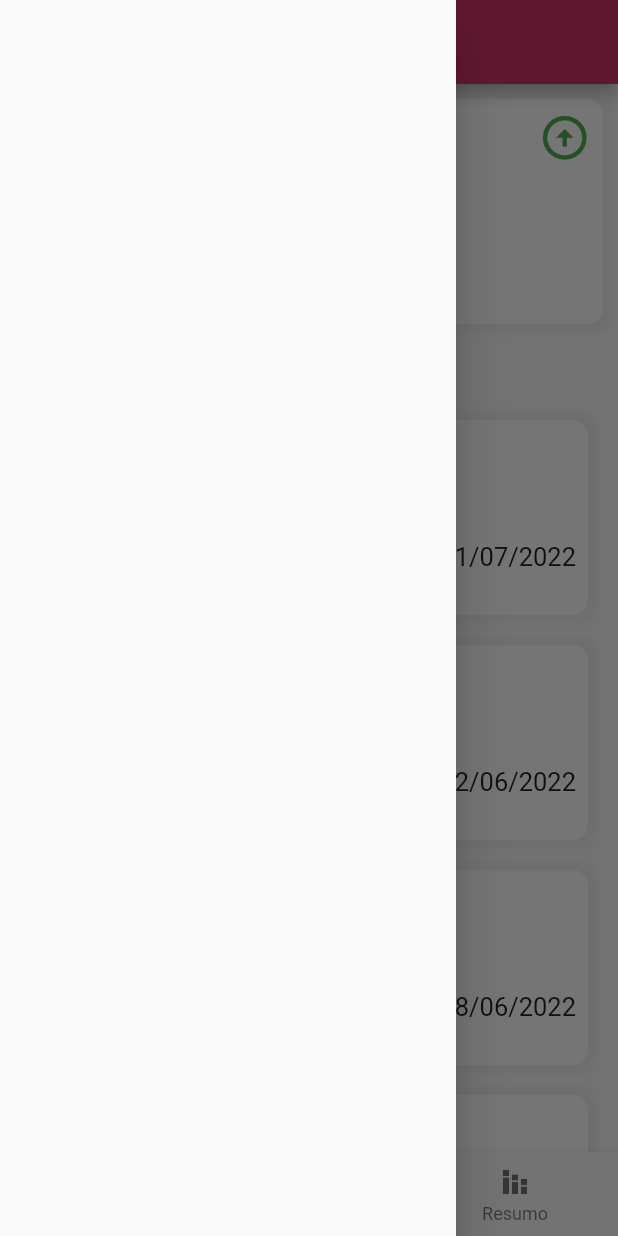
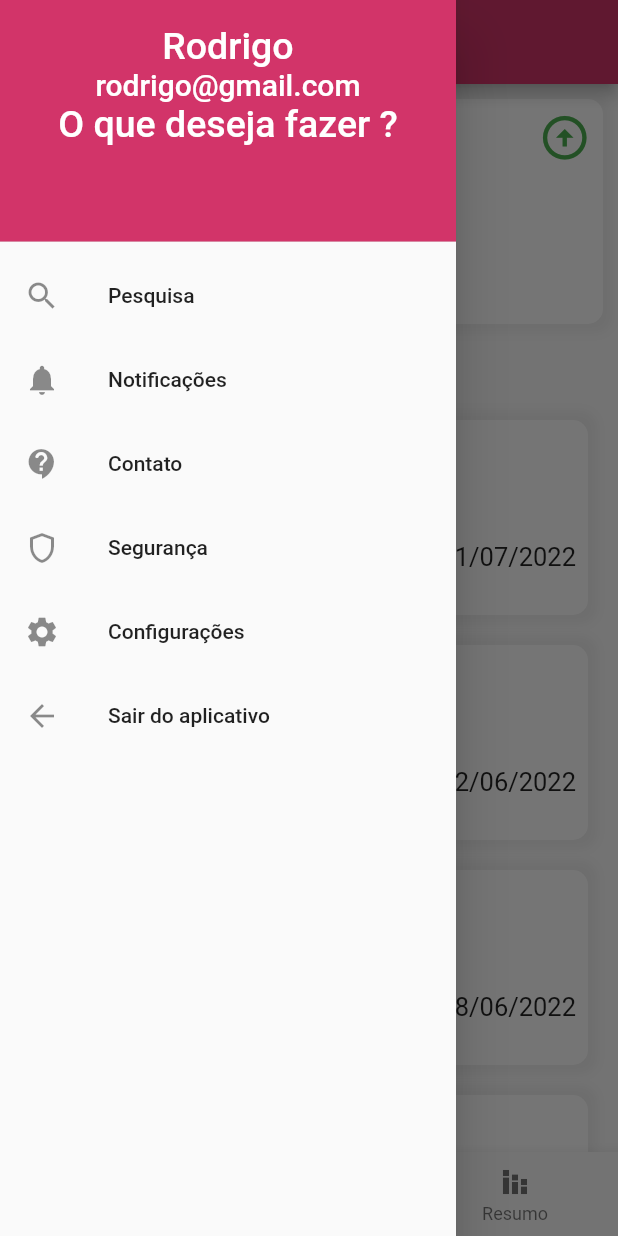
Before and after one commit to LeoAlthoff/warr_finances_app, a Flutter app: the HomePage screen opened directly, with the side drawer open, on a phone screen of 412 x 824 dp. Run offline on Flutter 3.47's test engine with Material 2 defaults, Android fonts, the phone set to English and light mode, and no system bars.

Commit message:
[feat] Updating drawer home

```diff
--- a/lib/presenter/home_page/home_page.dart
+++ b/lib/presenter/home_page/home_page.dart
@@ -1,6 +1,7 @@
 import 'package:flutter/material.dart';
 
 import 'widgets/body_home.dart';
+import 'widgets/drawer_home.dart';
 
 class HomePage extends StatelessWidget {
   const HomePage({Key? key}) : super(key: key);
@@ -13,7 +14,7 @@ class HomePage extends StatelessWidget {
         title: const Text('Olá, Rodrigo'),
         centerTitle: true,
       ),
-      drawer: const Drawer(),
+      drawer: DrawerHome(),
       bottomNavigationBar: BottomNavigationBar(
         items: const [
           BottomNavigationBarItem(
--- /dev/null
+++ b/lib/presenter/home_page/widgets/drawer_home.dart
@@ -0,0 +1,75 @@
+import 'package:flutter/material.dart';
+
+class DrawerHome extends StatelessWidget {
+  const DrawerHome({
+    Key? key,
+  }) : super(key: key);
+
+  @override
+  Widget build(BuildContext context) {
+    return Drawer(
+      child: ListView(
+        padding: EdgeInsets.zero,
+        children: [
+          DrawerHeader(
+            decoration: BoxDecoration(
+              color: Color.fromARGB(255, 210, 52, 105),
+            ),
+            child: Column(
+              children: [
+                Text(
+                  'Rodrigo',
+                  textAlign: TextAlign.center,
+                  style: TextStyle(
+                    fontSize: 25,
+                    color: Colors.white,
+                  ),
+                  ),
+                Text(
+                  'rodrigo@gmail.com',
+                  textAlign: TextAlign.justify,
+                  style: TextStyle(
+                    fontSize: 20,
+                    color: Colors.white,
+                  ),
+                  ),
+                Text(
+                  'O que deseja fazer ?',
+                  textAlign: TextAlign.start,
+                  style: TextStyle(
+                    fontSize: 25,
+                    color: Colors.white,
+                  ),
+                ),
+              ],
+            ),
+          ),
+          ListTile(
+            title: Text('Pesquisa'),
+            leading: Icon(Icons.search),
+          ),
+          ListTile(
+            title: Text('Notificações'),
+            leading: Icon(Icons.notifications),
+          ),
+          ListTile(
+            title: Text('Contato'),
+            leading: Icon(Icons.contact_support_rounded),
+          ),
+          ListTile(
+            title: Text('Segurança'),
+            leading: Icon(Icons.shield_outlined),
+          ),
+          ListTile(
+            title: Text('Configurações'),
+            leading: Icon(Icons.settings),
+          ),
+          ListTile(
+            title: Text('Sair do aplicativo'),
+            leading: Icon(Icons.arrow_back),
+          ),
+        ],
+      ),
+    );
+  }
+}
```
